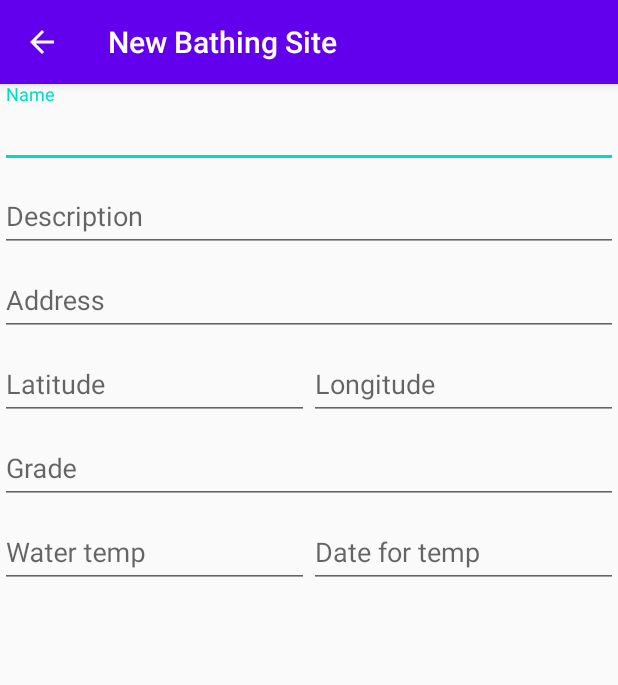
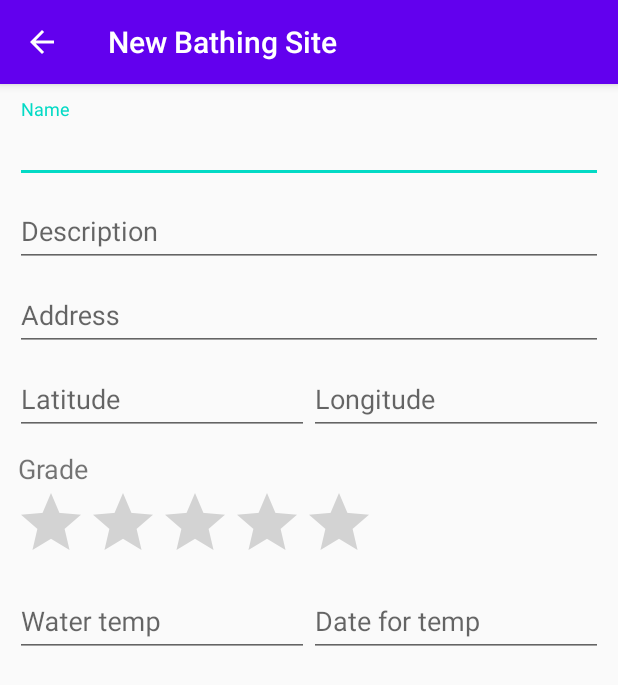
Before and after one commit to kristian-angelin/bathing-sites, an Android app: the NewBathingSiteActivityFragment screen opened directly, with no data from a screen before it, on a phone screen of 412 x 824 dp. Shown: the top 685 px of the screen. Run offline under Robolectric (Android 15) with nearby library versions, the phone set to English and light mode, and no system bars.

Commit message:
Added rating bar and some styling.

```diff
--- a/app/src/main/res/layout/fragment_new_bathing_site.xml
+++ b/app/src/main/res/layout/fragment_new_bathing_site.xml
@@ -9,18 +9,20 @@
     <LinearLayout
         android:layout_width="match_parent"
         android:layout_height="wrap_content"
-        android:orientation="vertical">
+        android:orientation="vertical"
+        android:padding="@dimen/form_padding_size">
 
+        <!-- Name field -->
         <com.google.android.material.textfield.TextInputLayout
             android:layout_width="match_parent"
             android:layout_height="match_parent">
-
             <com.google.android.material.textfield.TextInputEditText
                 android:layout_width="match_parent"
                 android:layout_height="match_parent"
                 android:hint="@string/form_name"/>
         </com.google.android.material.textfield.TextInputLayout>
 
+        <!-- Description field -->
         <com.google.android.material.textfield.TextInputLayout
             android:layout_width="match_parent"
             android:layout_height="match_parent">
@@ -30,6 +32,7 @@
                 android:hint="@string/form_description"/>
         </com.google.android.material.textfield.TextInputLayout>
 
+        <!-- Address field -->
         <com.google.android.material.textfield.TextInputLayout
             android:layout_width="match_parent"
             android:layout_height="match_parent">
@@ -39,6 +42,7 @@
                 android:hint="@string/form_address"/>
         </com.google.android.material.textfield.TextInputLayout>
 
+        <!-- Latitude and longitude fields -->
         <LinearLayout
             android:layout_width="match_parent"
             android:layout_height="wrap_content"
@@ -48,7 +52,6 @@
                 android:layout_width="0dp"
                 android:layout_height="match_parent"
                 android:layout_weight="1">
-
                 <com.google.android.material.textfield.TextInputEditText
                     android:layout_width="match_parent"
                     android:layout_height="match_parent"
@@ -59,7 +62,6 @@
                 android:layout_width="0dp"
                 android:layout_height="match_parent"
                 android:layout_weight="1">
-
                 <com.google.android.material.textfield.TextInputEditText
                     android:layout_width="match_parent"
                     android:layout_height="match_parent"
@@ -67,15 +69,24 @@
             </com.google.android.material.textfield.TextInputLayout>
         </LinearLayout>
 
-        <com.google.android.material.textfield.TextInputLayout
-            android:layout_width="match_parent"
-            android:layout_height="match_parent">
-            <com.google.android.material.textfield.TextInputEditText
-                android:layout_width="match_parent"
-                android:layout_height="match_parent"
-                android:hint="@string/form_grade"/>
-        </com.google.android.material.textfield.TextInputLayout>
+        <!-- Grade rating bar -->
+        <TextView
+            android:layout_width="wrap_content"
+            android:layout_height="wrap_content"
+            android:text="@string/form_grade"
+            android:textSize="@dimen/form_label_size"
+            android:labelFor="@+id/rating_bar"
+            android:layout_marginTop="@dimen/form_grade_margin_top"
+            android:layout_marginStart="@dimen/form_grade_margin_start"/>
 
+        <androidx.appcompat.widget.AppCompatRatingBar
+            android:id="@+id/rating_bar"
+            android:layout_width="wrap_content"
+            android:layout_height="wrap_content"
+            android:numStars="5"
+            android:stepSize="1"/>
+
+        <!-- Water temp and measurement date fields -->
         <LinearLayout
             android:layout_width="match_parent"
             android:layout_height="wrap_content"
@@ -85,7 +96,6 @@
                 android:layout_width="0dp"
                 android:layout_height="match_parent"
                 android:layout_weight="1">
-
                 <com.google.android.material.textfield.TextInputEditText
                     android:layout_width="match_parent"
                     android:layout_height="match_parent"
@@ -96,7 +106,6 @@
                 android:layout_width="0dp"
                 android:layout_height="match_parent"
                 android:layout_weight="1">
-
                 <com.google.android.material.textfield.TextInputEditText
                     android:layout_width="match_parent"
                     android:layout_height="match_parent"
--- a/app/src/main/res/values/dimens.xml
+++ b/app/src/main/res/values/dimens.xml
@@ -1,4 +1,10 @@
 <resources>
     <dimen name="fab_margin">16dp</dimen>
     <dimen name="bathing_sites_count">24sp</dimen>
+
+    <!-- New bathing site form dimensions -->
+    <dimen name="form_label_size">18sp</dimen>
+    <dimen name="form_padding_size">10sp</dimen>
+    <dimen name="form_grade_margin_start">2dp</dimen>
+    <dimen name="form_grade_margin_top">10dp</dimen>
 </resources>
```
